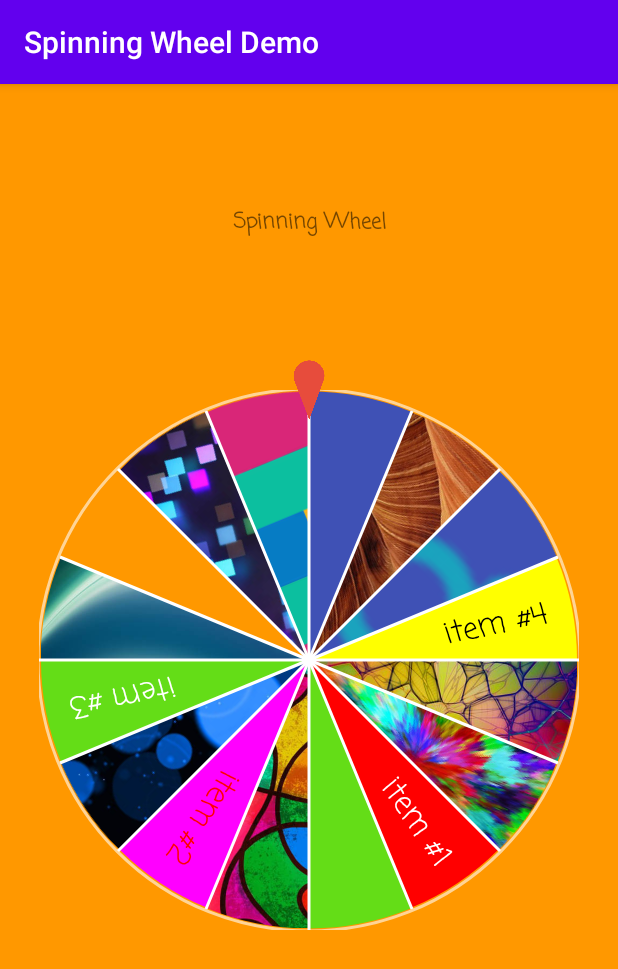
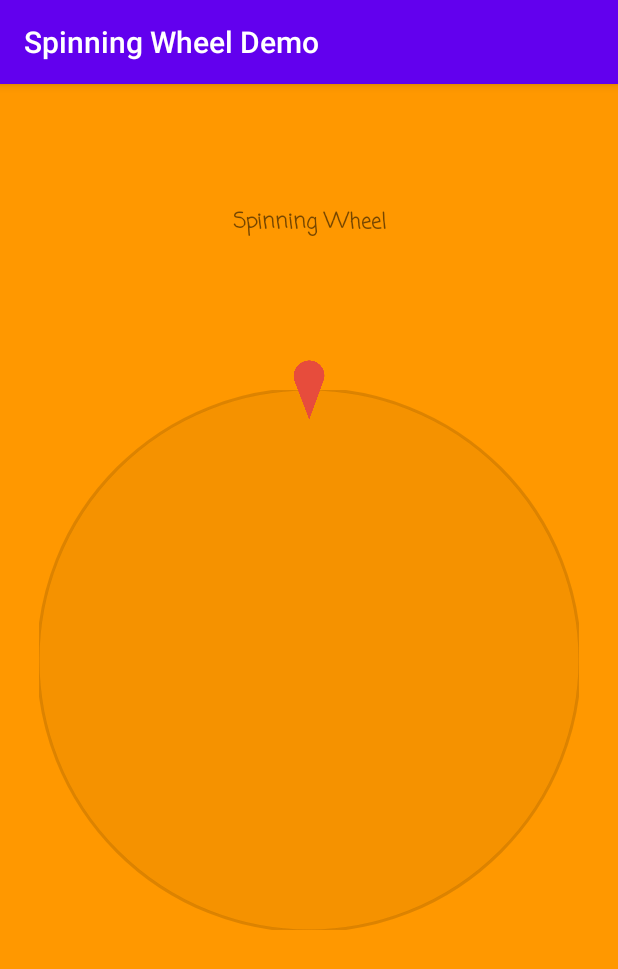
Before and after one commit to abdalmoniem/Android-Spinning-Wheel-View, an Android app: the screen it shows after launch (MainActivity), on a phone screen of 412 x 824 dp. Shown: the top 969 px of the screen. Run offline under Robolectric (Android 15) with nearby library versions, the phone set to English and light mode, and no system bars.

Commit message:
fix onWheelSetteled issue
fix issue where onWheelSetteled is fired when mWheelSections size is 0

```diff
--- a/app/src/main/java/com/hifnawy/spinningWheelDemo/MainActivity.java
+++ b/app/src/main/java/com/hifnawy/spinningWheelDemo/MainActivity.java
@@ -39,38 +39,38 @@ public class MainActivity extends AppCompatActivity {
         homeImage = findViewById(R.id.mainBackgroundImage);
         homeText = findViewById(R.id.mainTextView);
 
-        Bitmap someBitmap = BitmapFactory.decodeResource(getResources(), R.drawable.abstract_1);
-
-        //Init WheelSection list
-        wheelSections.add(new WheelBitmapSection(someBitmap));
-        wheelSections.add(new WheelDrawableSection(R.drawable.abstract_2));
-        wheelSections.add(new WheelTextSection("item #1")
-                .setSectionBackgroundColor(ContextCompat.getColor(this, R.color.red))
-                .setSectionForegroundColor(ContextCompat.getColor(this, R.color.white)));
-        wheelSections.add(new WheelColorSection(R.color.green));
-        wheelSections.add(new WheelDrawableSection(R.drawable.abstract_3));
-        wheelSections.add(new WheelTextSection("item #2")
-                .setSectionBackgroundColor(ContextCompat.getColor(this, R.color.magenta))
-                .setSectionForegroundColor(ContextCompat.getColor(this, R.color.red)));
-        wheelSections.add(new WheelDrawableSection(R.drawable.abstract_4));
-        wheelSections.add(new WheelTextSection("item #3")
-                .setSectionBackgroundColor(ContextCompat.getColor(this, R.color.green))
-                .setSectionForegroundColor(ContextCompat.getColor(this, R.color.white)));
-        wheelSections.add(new WheelDrawableSection(R.drawable.abstract_5));
-        wheelSections.add(new WheelColorSection(R.color.orange));
-        wheelSections.add(new WheelDrawableSection(R.drawable.abstract_6));
-        wheelSections.add(new WheelDrawableSection(R.drawable.abstract_7));
-        wheelSections.add(new WheelColorSection(R.color.blue));
-        wheelSections.add(new WheelDrawableSection(R.drawable.abstract_8));
-        wheelSections.add(new WheelDrawableSection(R.drawable.example_layer_list_drawable));
-        wheelSections.add(new WheelTextSection("item #4")
-                .setSectionBackgroundColor(ContextCompat.getColor(this, R.color.yellow))
-                .setSectionForegroundColor(ContextCompat.getColor(this, R.color.black)));
-
+//        Bitmap someBitmap = BitmapFactory.decodeResource(getResources(), R.drawable.abstract_1);
+//
+//        //Init WheelSection list
+//        wheelSections.add(new WheelBitmapSection(someBitmap));
+//        wheelSections.add(new WheelDrawableSection(R.drawable.abstract_2));
+//        wheelSections.add(new WheelTextSection("item #1")
+//                .setSectionBackgroundColor(ContextCompat.getColor(this, R.color.red))
+//                .setSectionForegroundColor(ContextCompat.getColor(this, R.color.white)));
+//        wheelSections.add(new WheelColorSection(R.color.green));
+//        wheelSections.add(new WheelDrawableSection(R.drawable.abstract_3));
+//        wheelSections.add(new WheelTextSection("item #2")
+//                .setSectionBackgroundColor(ContextCompat.getColor(this, R.color.magenta))
+//                .setSectionForegroundColor(ContextCompat.getColor(this, R.color.red)));
+//        wheelSections.add(new WheelDrawableSection(R.drawable.abstract_4));
+//        wheelSections.add(new WheelTextSection("item #3")
+//                .setSectionBackgroundColor(ContextCompat.getColor(this, R.color.green))
+//                .setSectionForegroundColor(ContextCompat.getColor(this, R.color.white)));
+//        wheelSections.add(new WheelDrawableSection(R.drawable.abstract_5));
+//        wheelSections.add(new WheelColorSection(R.color.orange));
+//        wheelSections.add(new WheelDrawableSection(R.drawable.abstract_6));
+//        wheelSections.add(new WheelDrawableSection(R.drawable.abstract_7));
+//        wheelSections.add(new WheelColorSection(R.color.blue));
+//        wheelSections.add(new WheelDrawableSection(R.drawable.abstract_8));
+//        wheelSections.add(new WheelDrawableSection(R.drawable.example_layer_list_drawable));
+//        wheelSections.add(new WheelTextSection("item #4")
+//                .setSectionBackgroundColor(ContextCompat.getColor(this, R.color.yellow))
+//                .setSectionForegroundColor(ContextCompat.getColor(this, R.color.black)));
 
         //Init wheelView and set parameters
         wheelView = findViewById(R.id.spinningWheelView);
-        wheelView.setWheelSections(wheelSections);
+//        wheelView.setWheelSections(wheelSections);
+        wheelView.setWheelSections(new ArrayList<WheelSection>());
         wheelView.setMarkerPosition(MarkerPosition.TOP);
 
         wheelView.setWheelBorderLineColor(R.color.border);
@@ -123,6 +123,7 @@ public class MainActivity extends AppCompatActivity {
                     @Override
                     public void onAnimationEnd(Animation animation) {
 
+                        if (wheelSections.size() > 0) {
                             WheelSection section = wheelSections.get(selectedIndex);
                             switch (section.getType()) {
                                 case TEXT:
@@ -145,7 +146,7 @@ public class MainActivity extends AppCompatActivity {
                             Animation fadeIn = AnimationUtils.loadAnimation(MainActivity.this, R.anim.fade_in);
                             homeImage.startAnimation(fadeIn);
                         }
-
+                    }
                     @Override
                     public void onAnimationRepeat(Animation animation) {
                     }
--- a/build.gradle
+++ b/build.gradle
@@ -20,7 +20,6 @@ allprojects {
     repositories {
         google()
         jcenter()
-
     }
 }
 
--- a/spinningWheelLib/build.gradle
+++ b/spinningWheelLib/build.gradle
@@ -1,5 +1,5 @@
+apply plugin:  'maven-publish'
 apply plugin: 'com.android.library'
-
 
 android {
     compileSdkVersion 29
--- a/spinningWheelLib/src/main/java/com/hifnawy/spinningwheellib/SpinningWheelView.java
+++ b/spinningWheelLib/src/main/java/com/hifnawy/spinningwheellib/SpinningWheelView.java
@@ -141,10 +141,11 @@ public class SpinningWheelView extends RelativeLayout {
         matrix.getValues(v);
         double angle = Math.round((Math.atan2(v[Matrix.MSKEW_X], v[Matrix.MSCALE_X]) * (180 / Math.PI)) - angleOffset) - 90f;
 
-        if (angle > 0)
+        if (angle > 0) {
             return angle;
-        else
+        } else {
             return 360 + angle;
+        }
     }
 
     public void reInit() {
@@ -436,7 +437,7 @@ public class SpinningWheelView extends RelativeLayout {
         // |       *  _  *       |
         // _______________________
 
-        int wheelSectionCount = mWheelSections.size();
+        int wheelSectionCount = mWheelSections.size() > 0 ? mWheelSections.size() : 1;
         float sweepAngle = (360.0f / wheelSectionCount);
         float startAngle = 0 /*90 - sweepAngle/2*/;
         angleOffset = startAngle;                   //save angle, will be used later
@@ -891,7 +892,9 @@ public class SpinningWheelView extends RelativeLayout {
             }
 
             if (mListener != null) {
-                mListener.onWheelSectionChanged(getCurrentSelectedSectionIndex(), getCurrentRotation());
+                if (mWheelSections.size() > 0) {
+                    mListener.onWheelSectionChanged(getCurrentSelectedSectionIndex(), getCurrentRotation());
+                }
             }
 
             if (!allowRotating) {        //Fling has been stopped, so stop now.
```
Also changed, not shown: gradle.properties (line endings or trailing spaces). Lines whose indentation alone changed are shown as unchanged.
